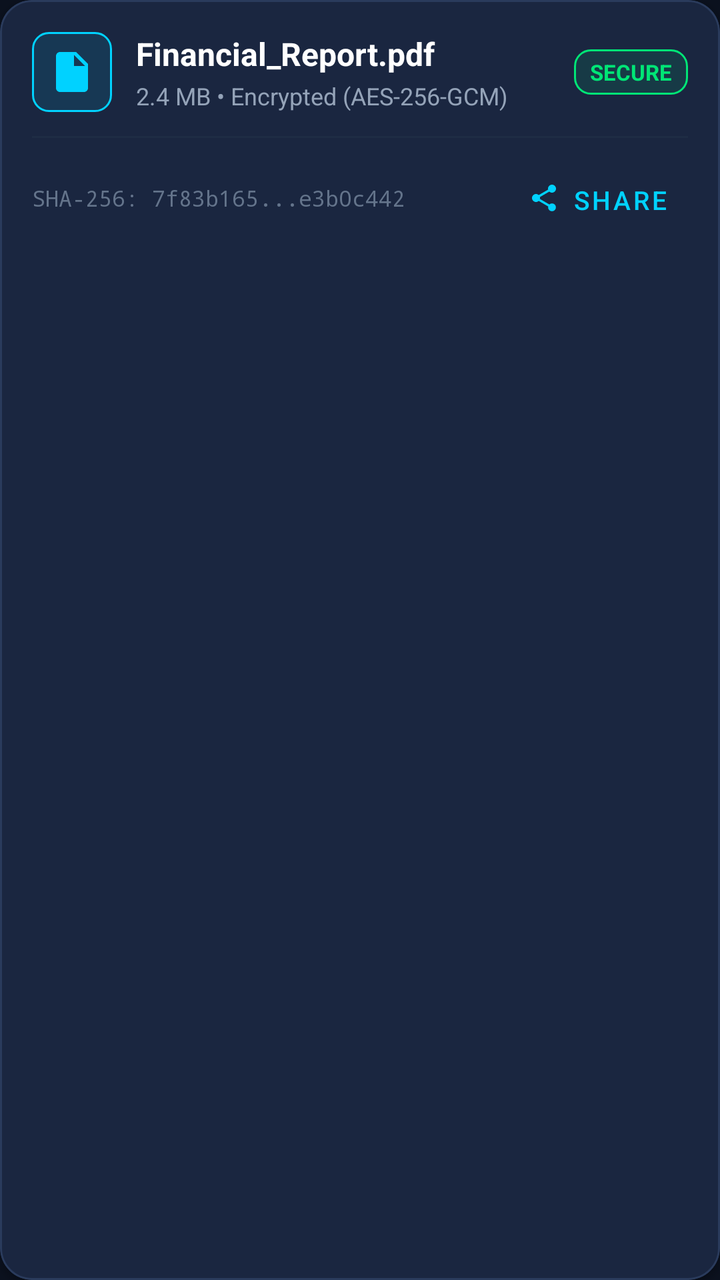
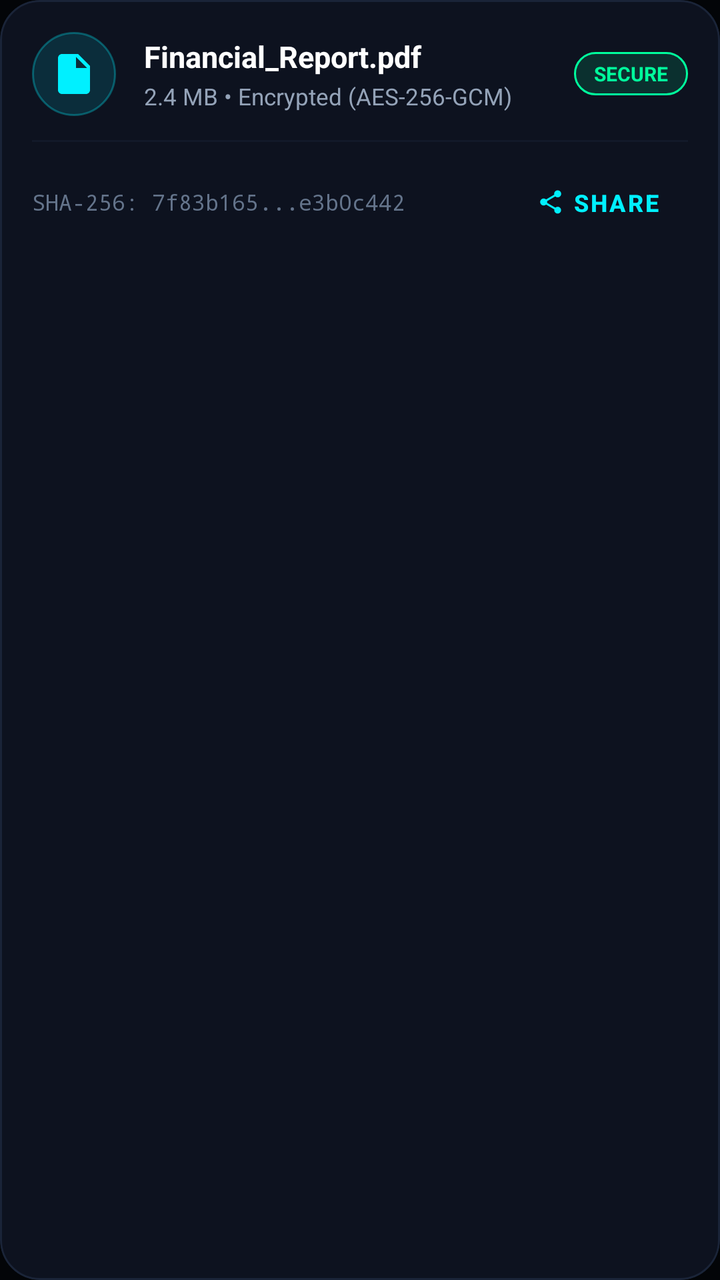

Two renders of the same Android screen: before a commit and after it. Below are the layout's source before the change and the commit's diff.
<!-- AndroidManifest.xml: application theme Theme.SecureDrop -->
<!-- res/layout/item_file.xml -->
<?xml version="1.0" encoding="utf-8"?>
<com.google.android.material.card.MaterialCardView xmlns:android="http://schemas.android.com/apk/res/android"
    xmlns:app="http://schemas.android.com/apk/res-auto"
    android:layout_width="match_parent"
    android:layout_height="wrap_content"
    android:layout_marginBottom="12dp"
    app:cardBackgroundColor="@color/bg_surface_card"
    app:cardCornerRadius="16dp"
    app:cardElevation="2dp"
    app:strokeColor="@color/border_subtle"
    app:strokeWidth="1dp">

    <LinearLayout
        android:layout_width="match_parent"
        android:layout_height="wrap_content"
        android:orientation="vertical"
        android:padding="16dp">

        <LinearLayout
            android:layout_width="match_parent"
            android:layout_height="wrap_content"
            android:gravity="center_vertical"
            android:orientation="horizontal">

            <ImageView
                android:layout_width="40dp"
                android:layout_height="40dp"
                android:background="@drawable/bg_badge_blue"
                android:padding="8dp"
                android:src="@drawable/ic_file"
                app:tint="@color/brand_accent" />

            <LinearLayout
                android:layout_width="0dp"
                android:layout_height="wrap_content"
                android:layout_marginStart="12dp"
                android:layout_weight="1"
                android:orientation="vertical">

                <TextView
                    android:id="@+id/tvFileName"
                    android:layout_width="wrap_content"
                    android:layout_height="wrap_content"
                    android:ellipsize="middle"
                    android:singleLine="true"
                    android:text="Financial_Report.pdf"
                    android:textColor="@color/text_primary"
                    android:textSize="16sp"
                    android:textStyle="bold" />

                <TextView
                    android:id="@+id/tvFileSize"
                    android:layout_width="wrap_content"
                    android:layout_height="wrap_content"
                    android:layout_marginTop="2dp"
                    android:text="2.4 MB • Encrypted (AES-256-GCM)"
                    android:textColor="@color/text_secondary"
                    android:textSize="12sp" />
            </LinearLayout>

            <TextView
                android:id="@+id/tvFileBadge"
                android:layout_width="wrap_content"
                android:layout_height="wrap_content"
                android:background="@drawable/bg_badge_green"
                android:paddingStart="8dp"
                android:paddingTop="4dp"
                android:paddingEnd="8dp"
                android:paddingBottom="4dp"
                android:text="SECURE"
                android:textColor="@color/security_green"
                android:textSize="11sp"
                android:textStyle="bold" />
        </LinearLayout>

        <View
            android:layout_width="match_parent"
            android:layout_height="1dp"
            android:layout_marginTop="12dp"
            android:layout_marginBottom="12dp"
            android:background="@color/divider_line" />

        <LinearLayout
            android:layout_width="match_parent"
            android:layout_height="wrap_content"
            android:gravity="center_vertical"
            android:orientation="horizontal">

            <TextView
                android:id="@+id/tvFileSha"
                android:layout_width="0dp"
                android:layout_height="wrap_content"
                android:layout_weight="1"
                android:ellipsize="middle"
                android:fontFamily="monospace"
                android:singleLine="true"
                android:text="SHA-256: 7f83b165...e3b0c442"
                android:textColor="@color/text_muted"
                android:textSize="11sp" />

            <com.google.android.material.button.MaterialButton
                android:id="@+id/btnShareFile"
                style="@style/Widget.MaterialComponents.Button.TextButton"
                android:layout_width="wrap_content"
                android:layout_height="36dp"
                android:text="Share"
                android:textColor="@color/brand_accent"
                android:textSize="13sp"
                app:icon="@drawable/ic_share"
                app:iconSize="16dp"
                app:iconTint="@color/brand_accent" />
        </LinearLayout>
    </LinearLayout>
</com.google.android.material.card.MaterialCardView>
<!-- resources referenced by this layout -->
<resources>
  <color name="bg_surface_card">#1A2640</color>
  <color name="border_subtle">#2A3B5C</color>
  <color name="brand_accent">#00D2FF</color>
  <color name="divider_line">#1E2C44</color>
  <color name="security_green">#00E676</color>
  <color name="text_muted">#64748B</color>
  <color name="text_primary">#FFFFFF</color>
  <color name="text_secondary">#94A3B8</color>
  <!-- drawable bg_badge_blue (drawable) -->
  <?xml version="1.0" encoding="utf-8"?>
  <shape xmlns:android="http://schemas.android.com/apk/res/android"
      android:shape="rectangle">
      <solid android:color="@color/security_blue_bg" />
      <corners android:radius="8dp" />
      <stroke
          android:width="1dp"
          android:color="@color/security_blue" />
  </shape>
  <!-- drawable bg_badge_green (drawable) -->
  <?xml version="1.0" encoding="utf-8"?>
  <shape xmlns:android="http://schemas.android.com/apk/res/android"
      android:shape="rectangle">
      <solid android:color="@color/security_green_bg" />
      <corners android:radius="8dp" />
      <stroke
          android:width="1dp"
          android:color="@color/security_green" />
  </shape>
  <!-- drawable ic_file (drawable) -->
  <?xml version="1.0" encoding="utf-8"?>
  <vector xmlns:android="http://schemas.android.com/apk/res/android"
      android:width="24dp"
      android:height="24dp"
      android:viewportWidth="24"
      android:viewportHeight="24">
      <path
          android:fillColor="#FFFFFFFF"
          android:pathData="M14,2H6c-1.1,0 -1.99,0.9 -1.99,2L4,20c0,1.1 0.89,2 1.99,2H18c1.1,0 2,-0.9 2,-2V8l-6,-6z M13,9V3.5L18.5,9H13z"/>
  </vector>
  <!-- drawable ic_share (drawable) -->
  <?xml version="1.0" encoding="utf-8"?>
  <vector xmlns:android="http://schemas.android.com/apk/res/android"
      android:width="24dp"
      android:height="24dp"
      android:viewportWidth="24"
      android:viewportHeight="24">
      <path
          android:fillColor="#FFFFFFFF"
          android:pathData="M18,16.08c-0.76,0 -1.44,0.3 -1.96,0.77L8.91,12.7c0.05,-0.23 0.09,-0.46 0.09,-0.7s-0.04,-0.47 -0.09,-0.7l7.05,-4.11c0.54,0.5 1.25,0.81 2.04,0.81 1.66,0 3,-1.34 3,-3s-1.34,-3 -3,-3 -3,1.34 -3,3c0,0.24 0.04,0.47 0.09,0.7L8.04,9.81C7.5,9.31 6.79,9 6,9c-1.66,0 -3,1.34 -3,3s1.34,3 3,3c0.79,0 1.5,-0.31 2.04,-0.81l7.12,4.16c-0.05,0.21 -0.08,0.43 -0.08,0.65 0,1.61 1.31,2.92 2.92,2.92 1.61,0 2.92,-1.31 2.92,-2.92s-1.31,-2.92 -2.92,-2.92z"/>
  </vector>
  <style name="Theme.SecureDrop" parent="Theme.MaterialComponents.DayNight.NoActionBar">
          
          <item name="colorPrimary">@color/brand_primary</item>
          <item name="colorPrimaryVariant">@color/brand_primary_variant</item>
          <item name="colorOnPrimary">@color/white</item>
          
          <item name="colorSecondary">@color/brand_accent</item>
          <item name="colorSecondaryVariant">@color/brand_accent</item>
          <item name="colorOnSecondary">@color/bg_dark</item>
          
          <item name="android:statusBarColor">@color/bg_dark</item>
          <item name="android:navigationBarColor">@color/bg_dark</item>
          <item name="android:windowBackground">@color/bg_dark</item>
          <item name="android:windowLightStatusBar">false</item>
      </style>
  <color name="security_blue_bg">#1A00D2FF</color>
  <color name="security_blue">#00D2FF</color>
  <color name="security_green_bg">#1A00E676</color>
  <color name="brand_primary">#0A84FF</color>
  <color name="brand_primary_variant">#0066CC</color>
  <color name="white">#FFFFFF</color>
  <color name="bg_dark">#0B111E</color>
</resources>

<!-- the commit's change to res/layout/item_file.xml (unified diff, before → after) -->
@@ -4,9 +4,12 @@
     android:layout_width="match_parent"
     android:layout_height="wrap_content"
     android:layout_marginBottom="12dp"
+    android:clickable="true"
+    android:focusable="true"
+    android:foreground="?android:attr/selectableItemBackground"
     app:cardBackgroundColor="@color/bg_surface_card"
-    app:cardCornerRadius="16dp"
-    app:cardElevation="2dp"
+    app:cardCornerRadius="20dp"
+    app:cardElevation="0dp"
     app:strokeColor="@color/border_subtle"
     app:strokeWidth="1dp">
 
@@ -23,17 +26,17 @@
             android:orientation="horizontal">
 
             <ImageView
-                android:layout_width="40dp"
-                android:layout_height="40dp"
+                android:layout_width="42dp"
+                android:layout_height="42dp"
                 android:background="@drawable/bg_badge_blue"
-                android:padding="8dp"
+                android:padding="9dp"
                 android:src="@drawable/ic_file"
                 app:tint="@color/brand_accent" />
 
             <LinearLayout
                 android:layout_width="0dp"
                 android:layout_height="wrap_content"
-                android:layout_marginStart="12dp"
+                android:layout_marginStart="14dp"
                 android:layout_weight="1"
                 android:orientation="vertical">
 
@@ -45,7 +48,7 @@
                     android:singleLine="true"
                     android:text="Financial_Report.pdf"
                     android:textColor="@color/text_primary"
-                    android:textSize="16sp"
+                    android:textSize="15sp"
                     android:textStyle="bold" />
 
                 <TextView
@@ -55,7 +58,7 @@
                     android:layout_marginTop="2dp"
                     android:text="2.4 MB • Encrypted (AES-256-GCM)"
                     android:textColor="@color/text_secondary"
-                    android:textSize="12sp" />
+                    android:textSize="11.5sp" />
             </LinearLayout>
 
             <TextView
@@ -63,13 +66,13 @@
                 android:layout_width="wrap_content"
                 android:layout_height="wrap_content"
                 android:background="@drawable/bg_badge_green"
-                android:paddingStart="8dp"
+                android:paddingStart="10dp"
                 android:paddingTop="4dp"
-                android:paddingEnd="8dp"
+                android:paddingEnd="10dp"
                 android:paddingBottom="4dp"
                 android:text="SECURE"
                 android:textColor="@color/security_green"
-                android:textSize="11sp"
+                android:textSize="10sp"
                 android:textStyle="bold" />
         </LinearLayout>
 
@@ -103,11 +106,15 @@
                 style="@style/Widget.MaterialComponents.Button.TextButton"
                 android:layout_width="wrap_content"
                 android:layout_height="36dp"
+                android:background="@drawable/bg_badge_blue"
+                android:paddingStart="14dp"
+                android:paddingEnd="14dp"
                 android:text="Share"
                 android:textColor="@color/brand_accent"
-                android:textSize="13sp"
+                android:textSize="12sp"
+                android:textStyle="bold"
                 app:icon="@drawable/ic_share"
-                app:iconSize="16dp"
+                app:iconSize="14dp"
                 app:iconTint="@color/brand_accent" />
         </LinearLayout>
     </LinearLayout>
<!-- resource entries referenced after the edit -->
@@ -1,10 +1,10 @@
 <!-- resources referenced by this layout -->
 <resources>
-  <color name="bg_surface_card">#1A2640</color>
-  <color name="border_subtle">#2A3B5C</color>
-  <color name="brand_accent">#00D2FF</color>
-  <color name="divider_line">#1E2C44</color>
-  <color name="security_green">#00E676</color>
+  <color name="bg_surface_card">#0D121F</color>
+  <color name="border_subtle">#1A2438</color>
+  <color name="brand_accent">#00F0FF</color>
+  <color name="divider_line">#121929</color>
+  <color name="security_green">#00FF9D</color>
   <color name="text_muted">#64748B</color>
   <color name="text_primary">#FFFFFF</color>
   <color name="text_secondary">#94A3B8</color>
@@ -13,17 +13,17 @@
   <shape xmlns:android="http://schemas.android.com/apk/res/android"
       android:shape="rectangle">
       <solid android:color="@color/security_blue_bg" />
-      <corners android:radius="8dp" />
+      <corners android:radius="24dp" />
       <stroke
           android:width="1dp"
-          android:color="@color/security_blue" />
+          android:color="@color/border_glow" />
   </shape>
   <!-- drawable bg_badge_green (drawable) -->
   <?xml version="1.0" encoding="utf-8"?>
   <shape xmlns:android="http://schemas.android.com/apk/res/android"
       android:shape="rectangle">
       <solid android:color="@color/security_green_bg" />
-      <corners android:radius="8dp" />
+      <corners android:radius="24dp" />
       <stroke
           android:width="1dp"
           android:color="@color/security_green" />
@@ -54,23 +54,23 @@
           
           <item name="colorPrimary">@color/brand_primary</item>
           <item name="colorPrimaryVariant">@color/brand_primary_variant</item>
-          <item name="colorOnPrimary">@color/white</item>
+          <item name="colorOnPrimary">@color/black</item>
           
           <item name="colorSecondary">@color/brand_accent</item>
           <item name="colorSecondaryVariant">@color/brand_accent</item>
-          <item name="colorOnSecondary">@color/bg_dark</item>
+          <item name="colorOnSecondary">@color/black</item>
           
           <item name="android:statusBarColor">@color/bg_dark</item>
           <item name="android:navigationBarColor">@color/bg_dark</item>
           <item name="android:windowBackground">@color/bg_dark</item>
           <item name="android:windowLightStatusBar">false</item>
       </style>
-  <color name="security_blue_bg">#1A00D2FF</color>
-  <color name="security_blue">#00D2FF</color>
-  <color name="security_green_bg">#1A00E676</color>
-  <color name="brand_primary">#0A84FF</color>
-  <color name="brand_primary_variant">#0066CC</color>
-  <color name="white">#FFFFFF</color>
-  <color name="bg_dark">#0B111E</color>
+  <color name="security_blue_bg">#2000E5FF</color>
+  <color name="border_glow">#4D00F0FF</color>
+  <color name="security_green_bg">#2000FF9D</color>
+  <color name="brand_primary">#00E5FF</color>
+  <color name="brand_primary_variant">#00B0FF</color>
+  <color name="black">#000000</color>
+  <color name="bg_dark">#030508</color>
 </resources>
 
